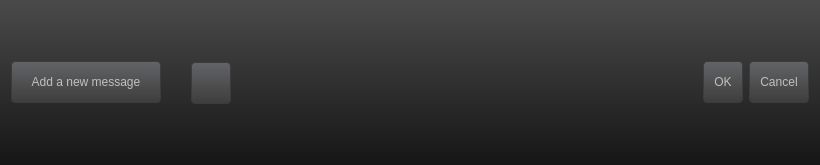
First picture: the form in extoscpatternask.ui, repository buzzinglight/IanniX, before the edit.
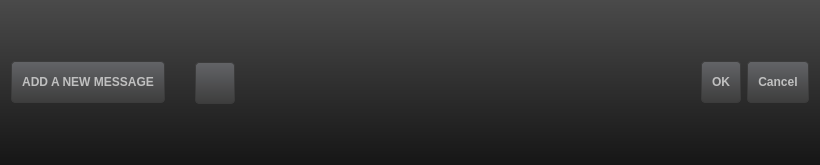
Second picture: the form after the edit. Icons and pictures are not drawn.

```diff
--- a/extoscpatternask.ui
+++ b/extoscpatternask.ui
@@ -30,6 +30,7 @@
 
 QPushButton {
 	color: white;
+	font: bold;
 	border: 1px solid rgb(60, 60, 60);
 	border-radius: 4px;
 	min-height: 20px;
@@ -42,10 +43,34 @@
 	border: 1px solid rgb(0, 187, 255);
 	background-color: rgb(0, 137, 241, 128);
 }
-QPushButton::checked {
+QPushButton::checked, QPushButton:pressed {
 	background-color: rgb(0, 187, 255);
 	color: white;
-}</string>
+}
+
+QScrollBar:vertical, QScrollBar:horizontal {
+	border: 0px solid transparent;
+	background: rgba(255, 255, 255, 32);
+}
+QScrollBar::handle:vertical, QScrollBar::handle:horizontal {
+	border: 0px solid transparent;
+	background: rgb(161, 161, 161);
+	border-radius: 3px;
+}
+QScrollBar:vertical {						width: 8px;					}
+QScrollBar:horizontal {					height: 8px;				}
+QScrollBar::handle:vertical {			min-height: 8px;		}
+QScrollBar::handle:horizontal {	min-width: 8px;			}
+QScrollBar::add-line:vertical, QScrollBar::add-line:hozirontal, QScrollBar::sub-line:vertical, QScrollBar::sub-line:horizontal, QScrollBar::up-arrow:vertical, QScrollBar::up-arrow:horizontal, QScrollBar::down-arrow:vertical, QScrollBar::down-arrow:horizontal {
+	border: 0px solid transparent;
+	background: transparent;
+	width: 1px;
+	height: 1px;
+}
+QScrollBar::add-page:vertical, QScrollBar::sub-page:vertical, QScrollBar::add-page:horizontal, QScrollBar::sub-page:horizontal {
+	background: none;
+}
+</string>
   </property>
   <layout class="QVBoxLayout" name="verticalLayout">
    <property name="spacing">
@@ -69,7 +94,7 @@
         </size>
        </property>
        <property name="text">
-        <string>Add a new message</string>
+        <string>ADD A NEW MESSAGE</string>
        </property>
       </widget>
      </item>
```
